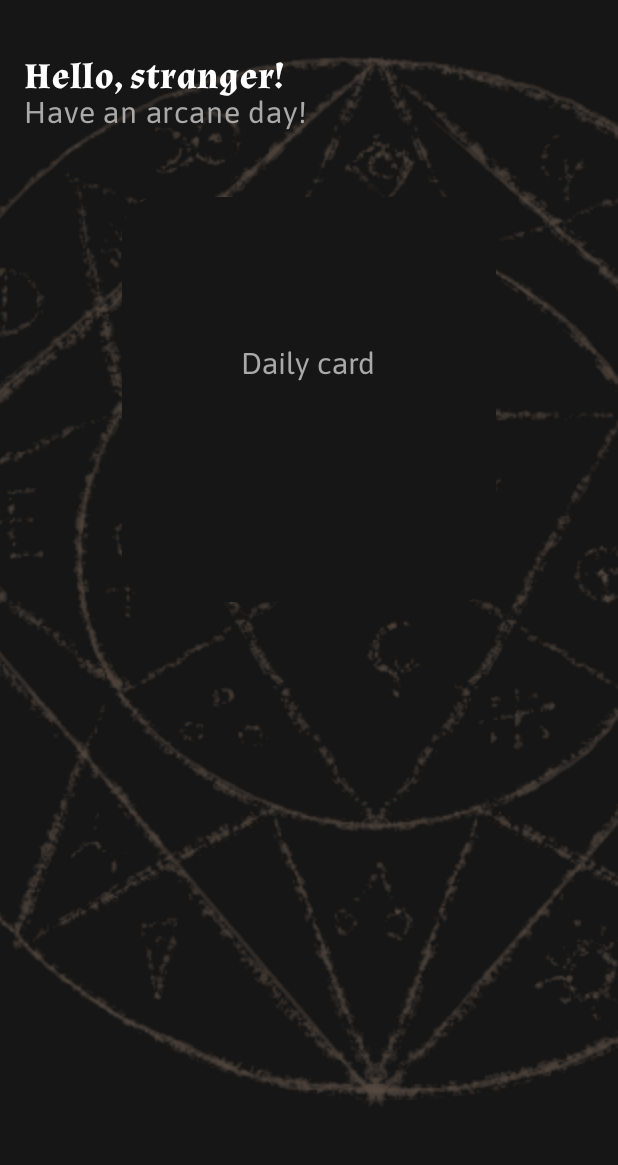
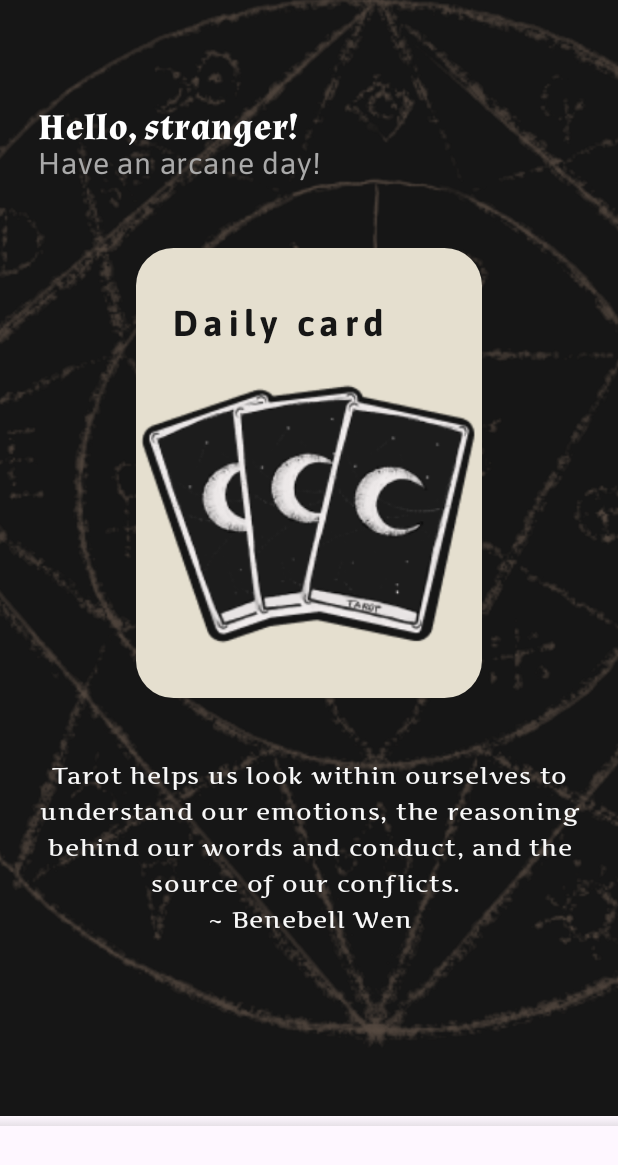
Before and after one commit to kathy272/arcanaMind, an Android app built with Jetpack Compose: the screen it shows after launch (MainActivity), on a phone screen of 412 x 824 dp. Shown: the top 1165 px of the screen. Run offline under Robolectric (Android 15) with nearby library versions, the phone set to English and light mode, and no system bars; our stand-ins replace Room's generated code.

Commit message:
general structure kotlin

```diff
--- a/app/src/main/java/com/cc221023/arcanemind/ui/MainViews.kt
+++ b/app/src/main/java/com/cc221023/arcanemind/ui/MainViews.kt
@@ -27,6 +27,7 @@ import androidx.compose.foundation.layout.Arrangement
 import androidx.compose.foundation.layout.Box
 import androidx.compose.foundation.layout.Column
 import androidx.compose.foundation.layout.Row
+import androidx.compose.foundation.layout.Spacer
 import androidx.compose.foundation.layout.absoluteOffset
 import androidx.compose.foundation.layout.fillMaxSize
 import androidx.compose.foundation.layout.fillMaxWidth
@@ -38,6 +39,7 @@ import androidx.compose.foundation.rememberScrollState
 import androidx.compose.foundation.shape.RoundedCornerShape
 import androidx.compose.foundation.text.KeyboardOptions
 import androidx.compose.foundation.verticalScroll
+import androidx.compose.material.BottomNavigation
 import androidx.compose.material.icons.Icons
 import androidx.compose.material.icons.filled.Delete
 import androidx.compose.material3.AlertDialog
@@ -46,6 +48,7 @@ import androidx.compose.material3.ButtonDefaults
 import androidx.compose.material3.CircularProgressIndicator
 import androidx.compose.material3.Icon
 import androidx.compose.material3.IconButton
+import androidx.compose.material3.NavigationBarItem
 import androidx.compose.material3.Scaffold
 import androidx.compose.material3.Text
 import androidx.compose.material3.TextField
@@ -58,15 +61,24 @@ import androidx.compose.runtime.setValue
 import androidx.compose.ui.Alignment
 import androidx.compose.ui.draw.alpha
 import androidx.compose.ui.draw.clip
+import androidx.compose.ui.draw.drawWithContent
 import androidx.compose.ui.draw.scale
+import androidx.compose.ui.draw.shadow
+import androidx.compose.ui.geometry.Offset
+import androidx.compose.ui.geometry.Size
+import androidx.compose.ui.graphics.Brush
+import androidx.compose.ui.graphics.Color.Companion.Gray
+import androidx.compose.ui.graphics.vector.ImageVector
 import androidx.compose.ui.res.painterResource
 import androidx.compose.ui.res.stringResource
+import androidx.compose.ui.res.vectorResource
 import androidx.compose.ui.text.buildAnnotatedString
 import androidx.compose.ui.text.font.Font
 import androidx.compose.ui.text.font.FontFamily
 import androidx.compose.ui.text.font.FontWeight
 import androidx.compose.ui.text.input.KeyboardType
 import androidx.compose.ui.text.input.TextFieldValue
+import androidx.compose.ui.text.style.TextAlign
 import androidx.compose.ui.unit.dp
 import androidx.compose.ui.unit.em
 import androidx.compose.ui.unit.sp
@@ -74,6 +86,9 @@ import androidx.navigation.NavHostController
 import androidx.navigation.compose.NavHost
 import androidx.navigation.compose.composable
 import androidx.navigation.compose.rememberNavController
+import com.cc221023.arcanemind.ui.theme.Black
+import com.cc221023.arcanemind.ui.theme.EggShelly
+import com.cc221023.arcanemind.ui.theme.White
 
 import java.text.SimpleDateFormat
 import java.util.Date
@@ -84,7 +99,7 @@ fun MainView(mainViewModel: MainViewModel) {
     val state = mainViewModel.mainViewState.collectAsState()
     val navController = rememberNavController()
 
-    Scaffold{
+    Scaffold(      bottomBar = {BottomNavigationBar(navController, state.value.selectedScreen)}){
 
 
         NavHost(
@@ -97,6 +112,60 @@ fun MainView(mainViewModel: MainViewModel) {
                 HomeScreen(mainViewModel)
             }
 
+        }
+    }
+}
+@Composable
+fun BottomNavigationBar(navController: NavHostController, selectedScreen: Screens){
+    Box(
+        modifier = Modifier
+            .fillMaxWidth()
+            .drawWithContent {
+
+                val linearGradient = Brush.verticalGradient(
+                    startY = 0f,
+                    endY = 30f,
+                    colors = listOf(
+                        Gray.copy(alpha = 0f),
+                        Gray.copy(alpha = 0.2f),
+                        Gray.copy(alpha = 0.5f),
+                        Gray.copy(alpha = 0.9f)
+                    )
+                )
+                drawRect(
+                    brush = linearGradient,
+                    topLeft = Offset(0f, 0f), // Adjust the offset as needed
+                    size = Size(size.width, 10f)
+                )
+            }
+    ) {
+        BottomNavigation(
+            backgroundColor = Black,
+            contentColor = EggShelly,
+            modifier = Modifier
+                .shadow(50.dp)
+        ) {
+            NavigationBarItem(
+                selected = (selectedScreen == Screens.Home),
+                onClick = { navController.navigate(Screens.Home.route) },
+                icon = {
+                    Icon(
+                    imageVector= ImageVector.vectorResource(id = R.drawable.cardsicon), contentDescription = null) })
+
+
+
+            NavigationBarItem(
+                selected = (selectedScreen == Screens.Home),
+                onClick = { navController.navigate(Screens.Home.route) },
+                icon = {
+                    Icon(
+                        imageVector= ImageVector.vectorResource(id = R.drawable.homeicon), contentDescription = null) })
+            NavigationBarItem(
+                selected = (selectedScreen == Screens.Home),
+                onClick = { navController.navigate(Screens.Home.route) },
+                icon = {
+                    Icon(
+                        imageVector= ImageVector.vectorResource(id = R.drawable.profileicon), contentDescription = null) })
         }
     }
 }
@@ -121,7 +190,7 @@ Box(
     Column(
         modifier = Modifier
             .fillMaxSize()
-            .padding(16.dp)
+            .padding(start = 25.dp, end = 25.dp, top = 50.dp, bottom = 25.dp)
             .absoluteOffset(x = 0.dp, y = 20.dp),
     ){
         Text(
@@ -140,27 +209,67 @@ Box(
             modifier = Modifier
             .absoluteOffset(x = 0.dp, y =(-25).dp),
         )
+        Column (
+
+            horizontalAlignment = Alignment.CenterHorizontally,
+
+
+            ){
             Button(
                 onClick = { /*TODO*/ },
                 shape = RoundedCornerShape(25.dp),
+
                 modifier = Modifier
                     .fillMaxWidth()
                     .padding(top = 20.dp, bottom = 20.dp, start = 65.dp, end = 65.dp)
-                .size(30.dp, 270.dp),
+                    .size(30.dp, 300.dp),
                 colors = ButtonDefaults.buttonColors(
+                    containerColor = EggShelly,
+                    contentColor = Black
 
                 ))
             {
+
                 Text(
-                    buildAnnotatedString { append("Daily card")
-                    },
-                    fontSize = 20.sp,
-                    color = Color(0xFFA9A9A9),
-                    fontFamily = FontFamily(Font(R.font.asap_regular, FontWeight.Light)),
+                    "Daily card",textAlign = TextAlign.Center,
+
+
+                    fontSize = 24.sp,
+
+                    letterSpacing = 0.15.em,
+                    fontFamily = FontFamily(Font(R.font.asap_bold, FontWeight.Light)),
                     modifier = Modifier
-                        .absoluteOffset(x = 0.dp, y =(-25).dp),
+                        .absoluteOffset( y =(-100).dp)
+                    ,
                 )
+                Image(painter = painterResource(id = R.drawable.tarotcard), contentDescription = "tarot cards", modifier = Modifier
+                    .scale(7.3f)
+
+                    .absoluteOffset(x = (-7).dp, y = (4).dp)
+                )
+
             }
         }
+        Column (
+            horizontalAlignment = Alignment.CenterHorizontally,
+            modifier = Modifier
+                .fillMaxWidth()
+                .padding(top = 20.dp)
+                .size(60.dp, 300.dp),
+
+
+        ){
+          Text(
+              "Tarot helps us look within ourselves to understand our emotions, the reasoning behind our words and conduct, and the source of our conflicts. \n" +
+                  "~ Benebell Wen", textAlign = TextAlign.Center,
+
+          fontFamily = FontFamily(Font(R.font.artifika_regular, FontWeight.Light)),
+              color = White,
+                fontSize = 16.sp,
+              lineHeight = 24.sp,
+
+          ) }
+    }
+
     }
 }
--- /dev/null
+++ b/app/src/main/res/drawable/cardsicon.xml
@@ -0,0 +1,9 @@
+<vector xmlns:android="http://schemas.android.com/apk/res/android"
+    android:width="33dp"
+    android:height="32dp"
+    android:viewportWidth="33"
+    android:viewportHeight="32">
+  <path
+      android:pathData="M15.587,3C15.24,3 14.894,3.08 14.56,3.2L4.747,7.267C4.095,7.534 3.575,8.049 3.302,8.699C3.03,9.349 3.027,10.081 3.293,10.733L9.907,26.667C10.102,27.15 10.435,27.565 10.864,27.862C11.293,28.158 11.799,28.322 12.32,28.333C12.667,28.333 13.027,28.293 13.373,28.133L23.2,24.067C23.674,23.865 24.081,23.532 24.372,23.107C24.662,22.681 24.825,22.182 24.84,21.667C24.854,21.333 24.787,20.947 24.667,20.6L18,4.667C17.812,4.179 17.481,3.759 17.05,3.461C16.62,3.164 16.11,3.003 15.587,3ZM20.227,3L24.827,14.133V5.667C24.827,4.959 24.546,4.281 24.046,3.781C23.546,3.281 22.867,3 22.16,3M27.507,5.053V17.093L30.747,9.28C30.88,8.957 30.947,8.611 30.946,8.262C30.945,7.913 30.875,7.567 30.74,7.245C30.605,6.923 30.408,6.631 30.159,6.385C29.911,6.139 29.617,5.945 29.294,5.813M15.587,5.627L22.227,21.653L12.373,25.733L5.734,9.72"
+      android:fillColor="#E5DFCF"/>
+</vector>
--- /dev/null
+++ b/app/src/main/res/drawable/homeicon.xml
@@ -0,0 +1,13 @@
+<vector xmlns:android="http://schemas.android.com/apk/res/android"
+    android:width="58dp"
+    android:height="32dp"
+    android:viewportWidth="58"
+    android:viewportHeight="32">
+  <group>
+    <clip-path
+        android:pathData="M16,0L42,0A16,16 0,0 1,58 16L58,16A16,16 0,0 1,42 32L16,32A16,16 0,0 1,0 16L0,16A16,16 0,0 1,16 0z"/>
+    <path
+        android:pathData="M27.707,4.238C28.068,3.951 28.526,3.793 29,3.793C29.474,3.793 29.932,3.951 30.293,4.238L40.293,12.191C40.515,12.367 40.693,12.586 40.815,12.833C40.937,13.08 41,13.349 41,13.621V25.375C41,25.872 40.789,26.349 40.414,26.701C40.039,27.052 39.53,27.25 39,27.25H31.333C31.068,27.25 30.814,27.151 30.626,26.975C30.439,26.8 30.333,26.561 30.333,26.313V18.5H27.667V26.313C27.667,26.561 27.561,26.8 27.374,26.975C27.186,27.151 26.932,27.25 26.667,27.25H19C18.47,27.25 17.961,27.052 17.586,26.701C17.211,26.349 17,25.872 17,25.375V13.621C17,13.071 17.259,12.547 17.707,12.191L27.707,4.238ZM29,5.668L19,13.621V25.375H25.667V17.563C25.667,17.314 25.772,17.075 25.96,16.9C26.147,16.724 26.402,16.625 26.667,16.625H31.333C31.598,16.625 31.853,16.724 32.04,16.9C32.228,17.075 32.333,17.314 32.333,17.563V25.375H39V13.621L29,5.668Z"
+        android:fillColor="#E5DFCF"/>
+  </group>
+</vector>
--- /dev/null
+++ b/app/src/main/res/drawable/profileicon.xml
@@ -0,0 +1,17 @@
+<vector xmlns:android="http://schemas.android.com/apk/res/android"
+    android:width="65dp"
+    android:height="34dp"
+    android:viewportWidth="65"
+    android:viewportHeight="34">
+  <path
+      android:pathData="M22,25.5C22,23.997 22.545,22.556 23.514,21.493C24.483,20.43 25.797,19.833 27.167,19.833H37.5C38.87,19.833 40.185,20.43 41.154,21.493C42.123,22.556 42.667,23.997 42.667,25.5C42.667,26.251 42.395,26.972 41.91,27.503C41.426,28.035 40.769,28.333 40.084,28.333H24.584C23.898,28.333 23.241,28.035 22.757,27.503C22.272,26.972 22,26.251 22,25.5Z"
+      android:strokeLineJoin="round"
+      android:strokeWidth="3.125"
+      android:fillColor="#00000000"
+      android:strokeColor="#E5DFCF"/>
+  <path
+      android:pathData="M32.333,14.167C34.474,14.167 36.208,12.264 36.208,9.917C36.208,7.569 34.474,5.667 32.333,5.667C30.193,5.667 28.458,7.569 28.458,9.917C28.458,12.264 30.193,14.167 32.333,14.167Z"
+      android:strokeWidth="3.125"
+      android:fillColor="#00000000"
+      android:strokeColor="#E5DFCF"/>
+</vector>
```
Lines whose indentation alone changed are shown as unchanged.
